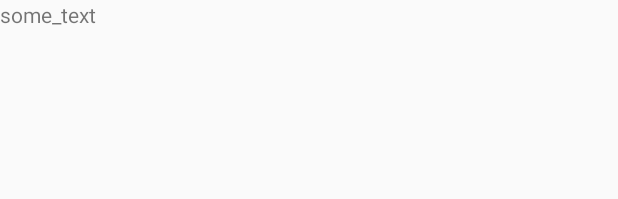
After one commit to metsubysi/Vin_Avto, an Android app: the layout test_fragment.xml on its own in the app's theme, with its tools: preview values and no code run, on a phone screen of 412 x 824 dp. The commit adds this screen. Shown: the top 199 px of the screen. Run offline under Robolectric (Android 15) with nearby library versions, the phone set to English and light mode, and no system bars.

Commit message:
Перевожу на Фрагменты, что бы не терялась инфа при поворотах экрана

```diff
--- /dev/null
+++ b/app/src/main/res/layout/test_fragment.xml
@@ -0,0 +1,12 @@
+<?xml version="1.0" encoding="utf-8"?>
+<LinearLayout xmlns:android="http://schemas.android.com/apk/res/android"
+              android:orientation="vertical"
+              android:layout_width="match_parent"
+              android:layout_height="match_parent">
+
+    <TextView
+        android:layout_width="match_parent"
+        android:layout_height="wrap_content"
+        android:text="some_text"/>
+
+</LinearLayout>
--- a/app/src/main/res/values-ru-v21/styles.xml
+++ /dev/null
@@ -1,11 +0,0 @@
-<?xml version="1.0" encoding="utf-8"?>
-<resources>
-
-    <style name="AppTheme" parent="Theme.AppCompat.Light.DarkActionBar">
-        <!-- используем тег item для задания цветов вашей темы -->
-        <item name="colorPrimary">@color/colorPrimary</item>
-        <item name="colorPrimaryDark">@color/colorPrimaryDark</item>
-        <item name="colorAccent">@color/colorAccent</item>
-
-    </style>
-</resources>
--- a/app/src/main/res/values-v21/styles.xml
+++ /dev/null
@@ -1,10 +0,0 @@
-<?xml version="1.0" encoding="utf-8"?>
-<resources>
-
-    <style name="AppTheme" parent="Theme.AppCompat.Light.DarkActionBar">
-        <!-- используем тег item для задания цветов вашей темы -->
-        <item name="colorPrimary">@color/colorPrimary</item>
-        <item name="colorPrimaryDark">@color/colorPrimaryDark</item>
-        <item name="colorAccent">@color/colorAccent</item>
-    </style>
-</resources>
--- a/app/src/main/res/values/dimens.xml
+++ b/app/src/main/res/values/dimens.xml
@@ -2,4 +2,5 @@
     <!-- Default screen margins, per the Android Design guidelines. -->
     <dimen name="activity_horizontal_margin">16dp</dimen>
     <dimen name="activity_vertical_margin">16dp</dimen>
+    <dimen name="fab_margin">16dp</dimen>
 </resources>
```
Also changed, not shown: app/src/main/AndroidManifest.xml (+12 -12 lines), app/src/main/java/solodovnik/autovin/com/myapplication/MainFragment.java (added, +187 -0 lines), app/src/main/java/solodovnik/autovin/com/myapplication/MainFragmentActivity.java (added, +42 -0 lines), app/src/main/res/layout/activity_main.xml (+7 -10 lines), app/src/main/res/layout/activity_main_fragment.xml (added, +15 -0 lines), app/src/main/res/raw/commit_test.txt (deleted), 2 other files.
